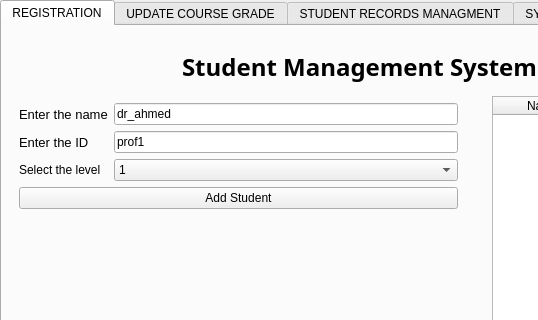
First picture: the form in mainwindow.ui, repository monawalied/Student_Grade_Checker, before the edit; both pictures show x 0 to 538 and y 0 to 320 of the 834 by 467 pixel window.
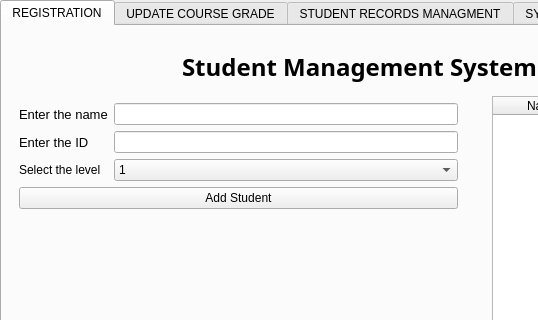
Second picture: the form after the edit. The open tabs and pages were chosen to show the change.

What changed in the file:
```diff
--- a/mainwindow.ui
+++ b/mainwindow.ui
@@ -105,7 +105,7 @@
        <item row="0" column="1">
         <widget class="QLineEdit" name="nameInput">
          <property name="text">
-          <string>dr_ahmed</string>
+          <string/>
          </property>
         </widget>
        </item>
@@ -124,7 +124,7 @@
        <item row="1" column="1">
         <widget class="QLineEdit" name="idInput_page1">
          <property name="text">
-          <string>prof1</string>
+          <string/>
          </property>
         </widget>
        </item>
```
Left out of the diff: 4 changed lines with no effect on the pictures.
